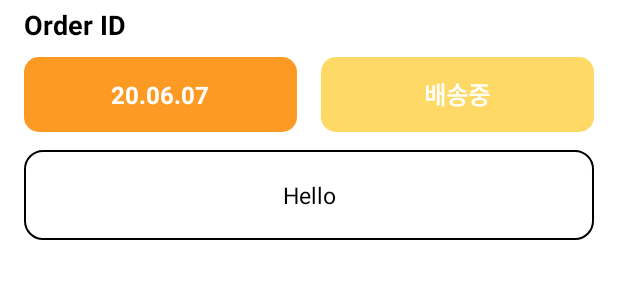
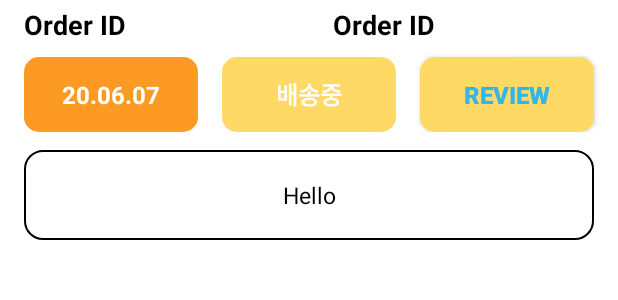
Before and after one commit to skkuse/2020spring_41class_team6, an Android app: the layout adapter_view_delivery.xml on its own in the app's theme, with its tools: preview values and no code run, on a phone screen of 412 x 824 dp. Shown: the top 300 px of the screen. Run offline under Robolectric (Android 15) with nearby library versions, the phone set to English and light mode, and no system bars.

Commit message:
Update adapter_view_delivery.xml

```diff
--- a/SKKU_Fooding/app/src/main/res/layout/adapter_view_delivery.xml
+++ b/SKKU_Fooding/app/src/main/res/layout/adapter_view_delivery.xml
@@ -18,10 +18,12 @@
         app:layout_constraintHorizontal_bias="0.0"
         app:layout_constraintStart_toStartOf="parent"
         app:layout_constraintTop_toTopOf="parent" >
-
+        <LinearLayout
+            android:layout_width="match_parent"
+            android:layout_height="wrap_content">
             <TextView
                 android:id="@+id/order_id_delivery"
-            android:layout_width="match_parent"
+                android:layout_width="0dp"
                 android:layout_height="30dp"
                 android:layout_gravity="center_vertical"
                 android:layout_marginStart="16dp"
@@ -33,6 +35,22 @@
                 android:textStyle="bold"
                 app:layout_constraintStart_toStartOf="parent"
                 app:layout_constraintTop_toTopOf="parent" />
+            <TextView
+                android:id="@+id/product_id_delivery"
+                android:layout_width="0dp"
+                android:layout_height="30dp"
+                android:layout_gravity="center_vertical"
+                android:layout_marginStart="16dp"
+                android:layout_marginEnd="16dp"
+                android:layout_weight="1"
+                android:text="Order ID"
+                android:textColor="@android:color/black"
+                android:textSize="18dp"
+                android:textStyle="bold"
+                app:layout_constraintStart_toStartOf="parent"
+                app:layout_constraintTop_toTopOf="parent" />
+        </LinearLayout>
+
 
         <LinearLayout
             android:id="@+id/linear_mid"
@@ -44,10 +62,10 @@
                 android:id="@+id/order_date_delivery"
                 android:layout_width="0dp"
                 android:layout_height="50dp"
+                android:layout_marginLeft="16dp"
+                android:layout_marginTop="4dp"
+                android:layout_marginRight="16dp"
                 android:layout_weight="1"
-                android:layout_marginTop="4dp"
-                android:layout_marginLeft="16dp"
-                android:layout_marginRight="16dp"
                 android:background="@drawable/box_round_orange"
                 android:gravity="center"
                 android:text="20.06.07"
@@ -75,6 +93,22 @@
                 android:textStyle="bold"
                 app:layout_constraintEnd_toEndOf="parent"
                 app:layout_constraintTop_toTopOf="parent" />
+            <Button
+                android:id="@+id/order_review_delivery"
+                android:layout_width="0dp"
+                android:layout_height="50dp"
+                android:layout_weight="1"
+                android:gravity="center"
+                android:layout_marginTop="4dp"
+                android:layout_marginRight="16dp"
+                android:background="@drawable/box_round_yellow"
+                android:textColor="@android:color/holo_blue_light"
+                android:textSize="16dp"
+                android:textStyle="bold"
+                app:layout_constraintEnd_toEndOf="parent"
+                app:layout_constraintTop_toTopOf="parent"
+                android:text="REVIEW"
+                />
         </LinearLayout>
 
         <TextView
```
Lines whose indentation alone changed are shown as unchanged.
